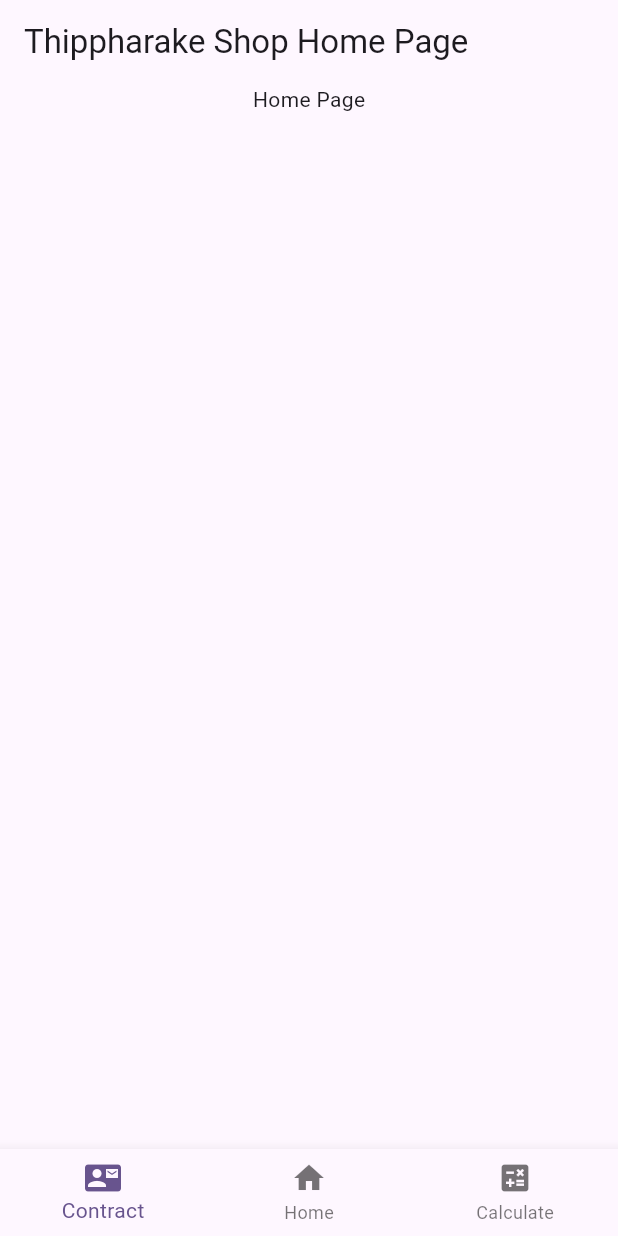
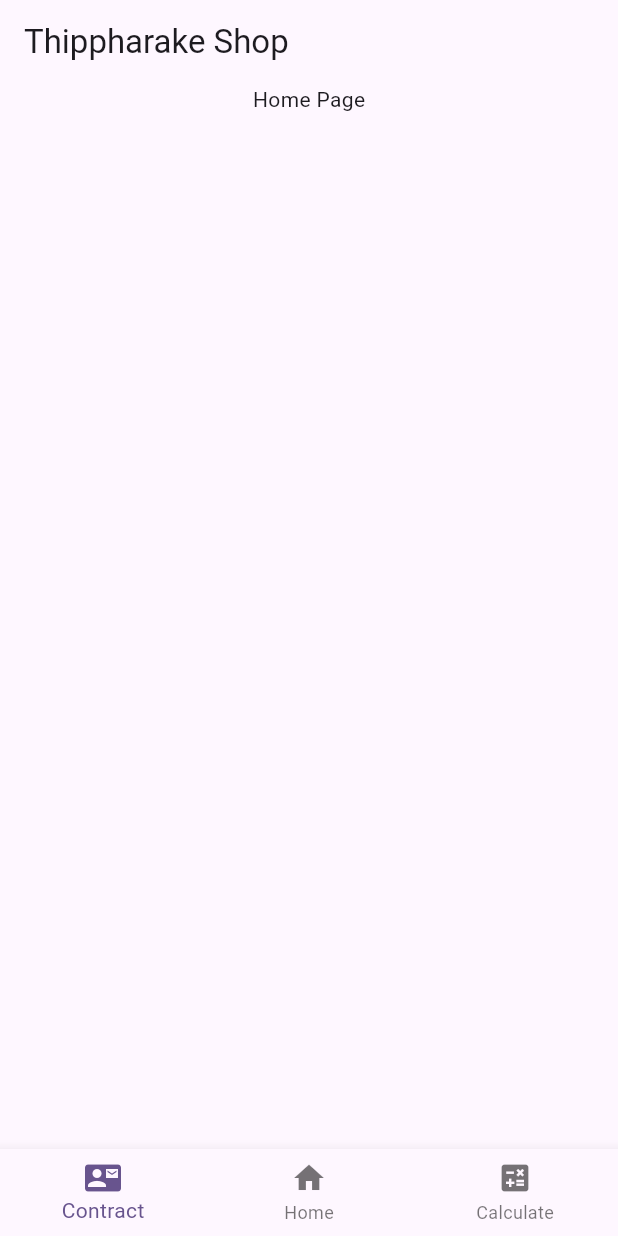
Before and after one commit to Thippharake-NaChiengmai/flutter-first-app, a Flutter app: the screen it shows after launch, on a phone screen of 412 x 824 dp. Run offline on Flutter 3.47's test engine with Material 3 defaults, Android fonts, the phone set to English and light mode, and no system bars.

Commit message:
enchance app bar !not finnish

```diff
--- a/lib/main.dart
+++ b/lib/main.dart
@@ -13,11 +13,11 @@ class MyApp extends StatelessWidget {
   @override
   Widget build(BuildContext context) {
     return MaterialApp(
-      title: 'Thippharake Shop',
+      title: 'Calculate Change App.',
       theme: ThemeData(
         colorScheme: ColorScheme.fromSeed(seedColor: Colors.deepPurple),
       ),
-      home: const MyHomePage(title: 'Thippharake Shop Home Page'),
+      home: const MyHomePage(title: 'Thippharake Shop'),
       debugShowCheckedModeBanner: false,
     );
   }
@@ -49,7 +49,13 @@ class _MyHomePageState extends State<MyHomePage> {
               BottomNavigationBarItem(icon: Icon(Icons.contact_mail),label: 'Contract'),
               BottomNavigationBarItem(icon: Icon(Icons.home),label: 'Home'),
               BottomNavigationBarItem(icon: Icon(Icons.calculate),label: 'Calculate')
-            ],),
+            ],
+          onTap: (index){
+            setState(() {
+              _currentIndex = index;
+            });
+          },
+          ),
     );
   }
 }
--- a/lib/pages/calculate.dart
+++ b/lib/pages/calculate.dart
@@ -17,10 +17,6 @@ class _CalculatePageState extends State<CalculatePage> {
   @override
   Widget build(BuildContext context) {
     return Scaffold(
-      appBar: AppBar(
-        backgroundColor: Theme.of(context).colorScheme.inversePrimary,
-        title: Text("change Calculation"),
-      ),
       body: Padding(
         padding: const EdgeInsets.all(16.0),
         child: Column(
```
